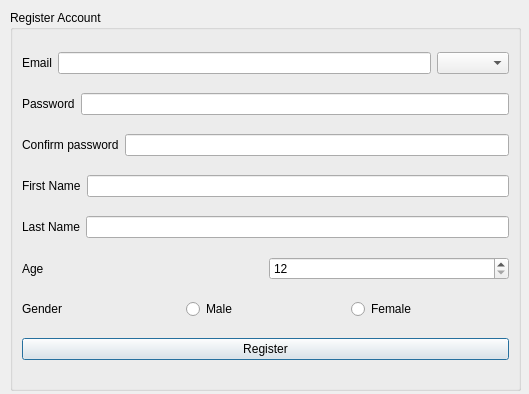
Old version of the form In4B00king/register.ui in the repository leejm17/ICT1009-In4B00king.
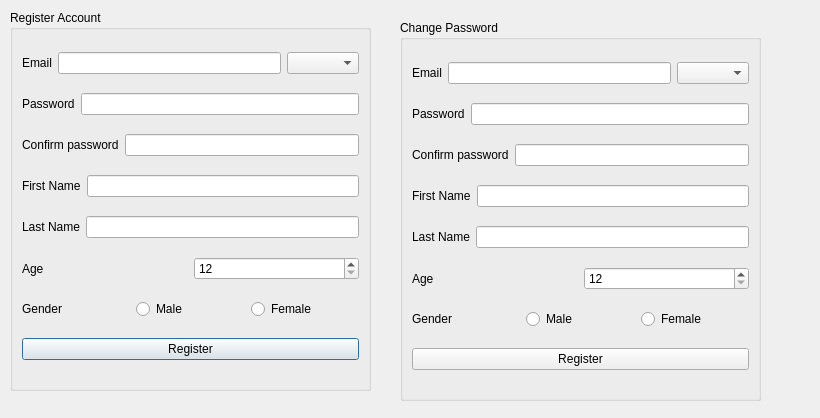
New version of the form.

```diff
--- a/In4B00king/register.ui
+++ b/In4B00king/register.ui
@@ -6,8 +6,8 @@
    <rect>
     <x>0</x>
     <y>0</y>
-    <width>529</width>
-    <height>394</height>
+    <width>820</width>
+    <height>418</height>
    </rect>
   </property>
   <property name="windowTitle">
@@ -18,7 +18,7 @@
     <rect>
      <x>10</x>
      <y>10</y>
-     <width>511</width>
+     <width>361</width>
      <height>381</height>
     </rect>
    </property>
@@ -195,6 +195,188 @@
     </item>
    </layout>
   </widget>
+  <widget class="QGroupBox" name="groupBox_2">
+   <property name="geometry">
+    <rect>
+     <x>400</x>
+     <y>20</y>
+     <width>361</width>
+     <height>381</height>
+    </rect>
+   </property>
+   <property name="title">
+    <string>Change Password</string>
+   </property>
+   <layout class="QVBoxLayout" name="verticalLayout_2">
+    <item>
+     <layout class="QHBoxLayout" name="horizontalLayout_8">
+      <item>
+       <widget class="QLabel" name="label_8">
+        <property name="text">
+         <string>Email</string>
+        </property>
+       </widget>
+      </item>
+      <item>
+       <widget class="QLineEdit" name="Email_2">
+        <property name="maximumSize">
+         <size>
+          <width>459</width>
+          <height>16777215</height>
+         </size>
+        </property>
+        <property name="text">
+         <string/>
+        </property>
+       </widget>
+      </item>
+      <item>
+       <widget class="QComboBox" name="comboBox_2"/>
+      </item>
+     </layout>
+    </item>
+    <item>
+     <layout class="QHBoxLayout" name="horizontalLayout_9">
+      <item>
+       <widget class="QLabel" name="label_9">
+        <property name="text">
+         <string>Password</string>
+        </property>
+       </widget>
+      </item>
+      <item>
+       <widget class="QLineEdit" name="Password_3">
+        <property name="maximumSize">
+         <size>
+          <width>437</width>
+          <height>16777215</height>
+         </size>
+        </property>
+        <property name="echoMode">
+         <enum>QLineEdit::Password</enum>
+        </property>
+       </widget>
+      </item>
+     </layout>
+    </item>
+    <item>
+     <layout class="QHBoxLayout" name="horizontalLayout_10">
+      <item>
+       <widget class="QLabel" name="label_10">
+        <property name="text">
+         <string>Confirm password</string>
+        </property>
+       </widget>
+      </item>
+      <item>
+       <widget class="QLineEdit" name="Password_4">
+        <property name="maximumSize">
+         <size>
+          <width>437</width>
+          <height>16777215</height>
+         </size>
+        </property>
+        <property name="echoMode">
+         <enum>QLineEdit::Password</enum>
+        </property>
+       </widget>
+      </item>
+     </layout>
+    </item>
+    <item>
+     <layout class="QHBoxLayout" name="horizontalLayout_11">
+      <item>
+       <widget class="QLabel" name="label_11">
+        <property name="text">
+         <string>First Name</string>
+        </property>
+       </widget>
+      </item>
+      <item>
+       <widget class="QLineEdit" name="Fname_2">
+        <property name="maximumSize">
+         <size>
+          <width>432</width>
+          <height>16777215</height>
+         </size>
+        </property>
+       </widget>
+      </item>
+     </layout>
+    </item>
+    <item>
+     <layout class="QHBoxLayout" name="horizontalLayout_12">
+      <item>
+       <widget class="QLabel" name="label_12">
+        <property name="text">
+         <string>Last Name</string>
+        </property>
+       </widget>
+      </item>
+      <item>
+       <widget class="QLineEdit" name="Lname_2">
+        <property name="maximumSize">
+         <size>
+          <width>433</width>
+          <height>16777215</height>
+         </size>
+        </property>
+       </widget>
+      </item>
+     </layout>
+    </item>
+    <item>
+     <layout class="QHBoxLayout" name="horizontalLayout_13">
+      <item>
+       <widget class="QLabel" name="label_13">
+        <property name="text">
+         <string>Age</string>
+        </property>
+       </widget>
+      </item>
+      <item>
+       <widget class="QSpinBox" name="Age_2">
+        <property name="minimum">
+         <number>12</number>
+        </property>
+       </widget>
+      </item>
+     </layout>
+    </item>
+    <item>
+     <layout class="QHBoxLayout" name="horizontalLayout_14">
+      <item>
+       <widget class="QLabel" name="label_14">
+        <property name="text">
+         <string>Gender</string>
+        </property>
+       </widget>
+      </item>
+      <item>
+       <widget class="QRadioButton" name="Male_2">
+        <property name="text">
+         <string>Male</string>
+        </property>
+       </widget>
+      </item>
+      <item>
+       <widget class="QRadioButton" name="Female_2">
+        <property name="text">
+         <string>Female</string>
+        </property>
+       </widget>
+      </item>
+     </layout>
+    </item>
+    <item>
+     <widget class="QPushButton" name="Register_3">
+      <property name="text">
+       <string>Register</string>
+      </property>
+     </widget>
+    </item>
+   </layout>
+  </widget>
  </widget>
  <resources/>
  <connections/>
```
